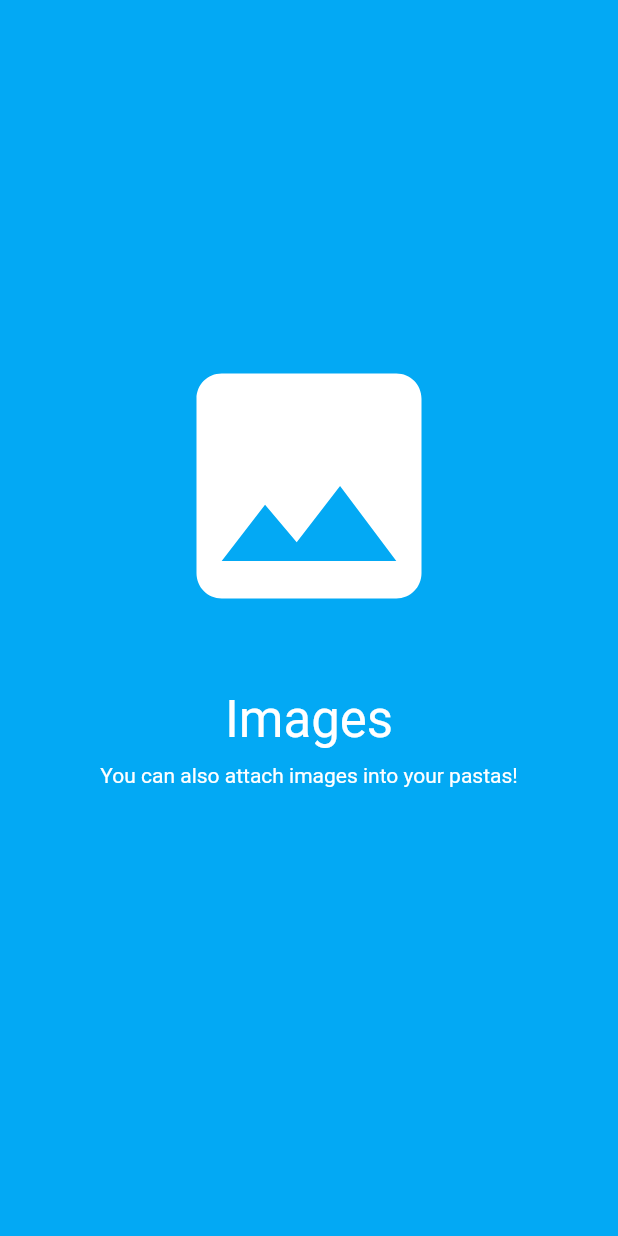
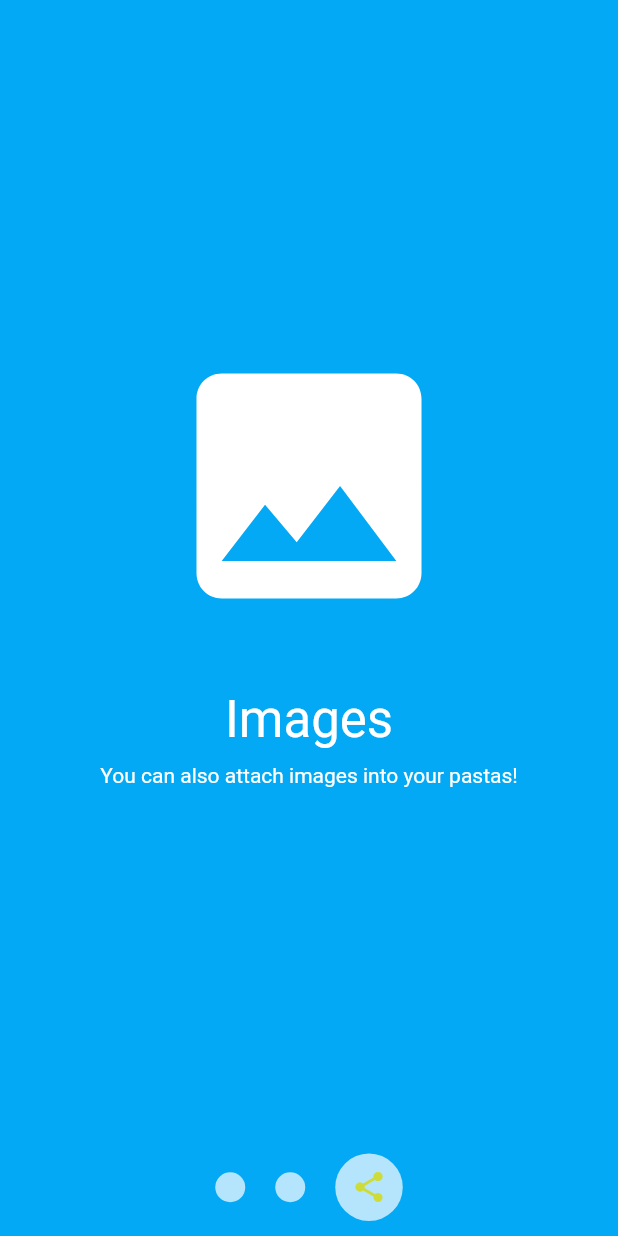
Before and after one commit to kekland/pasta-app, a Flutter app: the screen it shows after launch, on a phone screen of 412 x 824 dp. Run offline on Flutter 3.47's test engine with Material 2 defaults, Android fonts, the phone set to English and light mode, and no system bars.

Commit message:
Created bottom bubbles

```diff
--- a/lib/onboarding_page.dart
+++ b/lib/onboarding_page.dart
@@ -1,5 +1,7 @@
 import 'package:flutter/material.dart';
 import 'page.dart';
+import 'page_reveal.dart';
+import 'pager_indicator.dart';
 
 final pages = [
   new PageViewModel(
@@ -7,21 +9,21 @@ final pages = [
     heroIcon: Icons.cloud,
     title: 'Saving in cloud',
     body: 'You can save all your pastas in cloud and download them on any device!',
-    pagerIcon: null,
+    pagerIcon: Icons.cloud,
   ),
   new PageViewModel(
     color: Colors.lightBlue,
     heroIcon: Icons.image,
     title: 'Images',
     body: 'You can also attach images into your pastas!',
-    pagerIcon: null,
+    pagerIcon: Icons.image,
   ),
   new PageViewModel(
     color: Colors.lime,
     heroIcon: Icons.share,
     title: 'Sharing',
     body: 'You can share your pastas with your friends, coworker, or even with your cat!',
-    pagerIcon: null,
+    pagerIcon: Icons.share,
   ),
 ];
 
@@ -42,9 +44,20 @@ class OnboardingPageState extends State<OnboardingPage> {
             viewModel: pages[0],
             percentVisible: 1.0,
           ),
-          new Page(
-            viewModel: pages[1],
-            percentVisible: 1.0,
+          new PageReveal(
+            revealPercent: 1.0,
+            child: new Page(
+              viewModel: pages[1],
+              percentVisible: 1.0,
+            ),
+          ),
+          new PagerIndicator(
+            viewModel: PagerIndicatorViewModel(
+              pages: pages,
+              activeIndex: 1,
+              slideDirection: SlideDirection.rightToLeft,
+              slidePercent: 1.0,
+            ),
           ),
         ],
       ),
--- /dev/null
+++ b/lib/pager_indicator.dart
@@ -0,0 +1,105 @@
+import 'dart:ui';
+
+import 'package:flutter/material.dart';
+
+import 'page.dart';
+
+class PagerIndicatorViewModel {
+  final List<PageViewModel> pages;
+  final int activeIndex;
+  final SlideDirection slideDirection;
+  final double slidePercent;
+
+  PagerIndicatorViewModel({this.pages, this.activeIndex, this.slideDirection, this.slidePercent});
+}
+
+enum SlideDirection {
+  leftToRight,
+  rightToLeft,
+  none,
+}
+
+class PageBubbleViewModel {
+  final IconData iconAsset;
+  final Color iconColor;
+  final bool isHollow;
+  final double activePercent;
+
+  PageBubbleViewModel({this.iconAsset, this.iconColor, this.isHollow, this.activePercent});
+}
+
+class PageBubble extends StatelessWidget {
+  final PageBubbleViewModel viewModel;
+
+  PageBubble({this.viewModel});
+  @override
+  Widget build(BuildContext context) {
+    return new Padding(
+      padding: new EdgeInsets.all(10.0),
+      child: Container(
+        width: lerpDouble(20.0, 45.0, viewModel.activePercent),
+        height: lerpDouble(20.0, 45.0, viewModel.activePercent),
+        decoration: BoxDecoration(
+            shape: BoxShape.circle,
+            color: viewModel.isHollow ? Colors.white.withAlpha((0xB3 * viewModel.activePercent).round()) : Colors.white70,
+            border: new Border.all(
+              color: viewModel.isHollow ? Colors.white.withAlpha((0xB3 * (1.0 - viewModel.activePercent)).round()) : Colors.transparent,
+              width: 3.0,
+            )),
+        child: new Opacity(
+          opacity: viewModel.activePercent,
+          child: Icon(
+            viewModel.iconAsset,
+            color: viewModel.iconColor,
+          ),
+        ),
+      ),
+    );
+  }
+}
+
+class PagerIndicator extends StatelessWidget {
+  final PagerIndicatorViewModel viewModel;
+
+  PagerIndicator({this.viewModel});
+
+  @override
+  Widget build(BuildContext context) {
+    List<PageBubble> bubbleList = [];
+    for (var i = 0; i < viewModel.pages.length; i++) {
+      var page = viewModel.pages[i];
+
+      double percentActive;
+
+      if (i == viewModel.activeIndex) {
+        percentActive = 1.0 - viewModel.slidePercent;
+      } else if (i == viewModel.activeIndex - 1 && viewModel.slideDirection == SlideDirection.leftToRight) {
+        percentActive = viewModel.slidePercent;
+      } else if (i == viewModel.activeIndex + 1 && viewModel.slideDirection == SlideDirection.rightToLeft) {
+        percentActive = viewModel.slidePercent;
+      } else {
+        percentActive = 0.0;
+      }
+
+      bool isHollow = i > viewModel.activeIndex || (i == viewModel.activeIndex && viewModel.slideDirection == SlideDirection.leftToRight);
+
+      bubbleList.add(new PageBubble(
+        viewModel: new PageBubbleViewModel(
+          iconAsset: page.pagerIcon,
+          iconColor: page.color,
+          isHollow: isHollow,
+          activePercent: percentActive,
+        ),
+      ));
+    }
+    return new Column(
+      children: <Widget>[
+        Expanded(child: Container()),
+        Row(
+          mainAxisAlignment: MainAxisAlignment.center,
+          children: bubbleList,
+        ),
+      ],
+    );
+  }
+}
```
Also changed, not shown: 1 other file.
